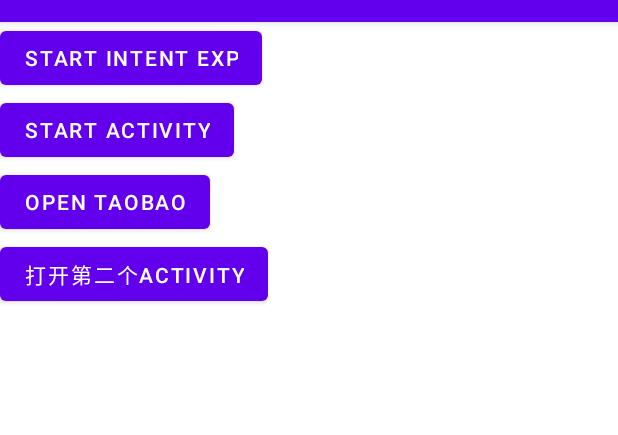
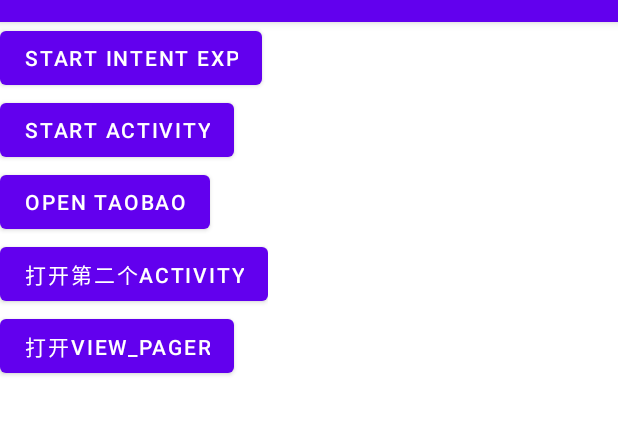
Before and after one commit to Super-Boom/android_study, an Android app: the screen it shows after launch (MainActivity), on a phone screen of 412 x 824 dp, the part 62-497 px from its top. Run offline under Robolectric (Android 15) with nearby library versions, the phone set to English and light mode, and no system bars.

Commit message:
完成viewPager

```diff
--- a/app/src/main/java/com/xzg/androidstudy/MainActivity.java
+++ b/app/src/main/java/com/xzg/androidstudy/MainActivity.java
@@ -86,6 +86,15 @@ public class MainActivity extends AppCompatActivity {
                 startActivityForResult(intent, REQUEST_CODE);
             }
         });
+
+        final Button openViewPager = findViewById(R.id.open_view_pager);
+        openViewPager.setOnClickListener(new View.OnClickListener() {
+            @Override
+            public void onClick(View v) {
+                Intent intent = new Intent(MainActivity.this, ViewPager2Exp.class);
+                startActivity(intent);
+            }
+        });
     }
 
     // 点击事件
--- a/app/src/main/java/com/xzg/androidstudy/ViewPager2Exp.java
+++ b/app/src/main/java/com/xzg/androidstudy/ViewPager2Exp.java
@@ -24,7 +24,6 @@ public class ViewPager2Exp extends AppCompatActivity {
     protected void onCreate(Bundle savedInstanceState) {
         super.onCreate(savedInstanceState);
         setContentView(R.layout.view_pager2_exp);
-        pics.add()
 
         pics.add(R.mipmap.a);
         pics.add(R.mipmap.b);
@@ -35,6 +34,7 @@ public class ViewPager2Exp extends AppCompatActivity {
             @NonNull
             @Override
             public RecyclerView.ViewHolder onCreateViewHolder(@NonNull ViewGroup parent, int viewType) {
+                // 每个图片元素都是由一个ViewHolder包含，ViewHolder需要传入一个View
                 View v = LayoutInflater.from(ViewPager2Exp.this).inflate(R.layout.view_pager2_item, parent, false);
                 return new ViewHolder(v);
             }
@@ -42,6 +42,7 @@ public class ViewPager2Exp extends AppCompatActivity {
             @Override
             public void onBindViewHolder(@NonNull RecyclerView.ViewHolder holder, int position) {
                 ViewHolder h = (ViewHolder) holder;
+                h.container.setBackgroundResource(pics.get(position));
             }
 
             @Override
@@ -61,6 +62,7 @@ public class ViewPager2Exp extends AppCompatActivity {
 
         public ViewHolder(@NonNull View itemView) {
             super(itemView);
+            container = itemView.findViewById(R.id.container);
         }
     }
 }
--- a/app/src/main/res/layout/activity_main.xml
+++ b/app/src/main/res/layout/activity_main.xml
@@ -28,6 +28,12 @@
         android:layout_height="wrap_content"
         android:text="@string/op_second_activity" />
 
+    <Button
+        android:id="@+id/open_view_pager"
+        android:layout_width="wrap_content"
+        android:layout_height="wrap_content"
+        android:text="打开view_pager" />
+
     <TextView
         android:id="@+id/tv_shows"
         android:layout_width="wrap_content"
```
Also changed, not shown: app/src/main/res/layout/activity_view_pager2_exp.xml (deleted, +0 -9 lines).
